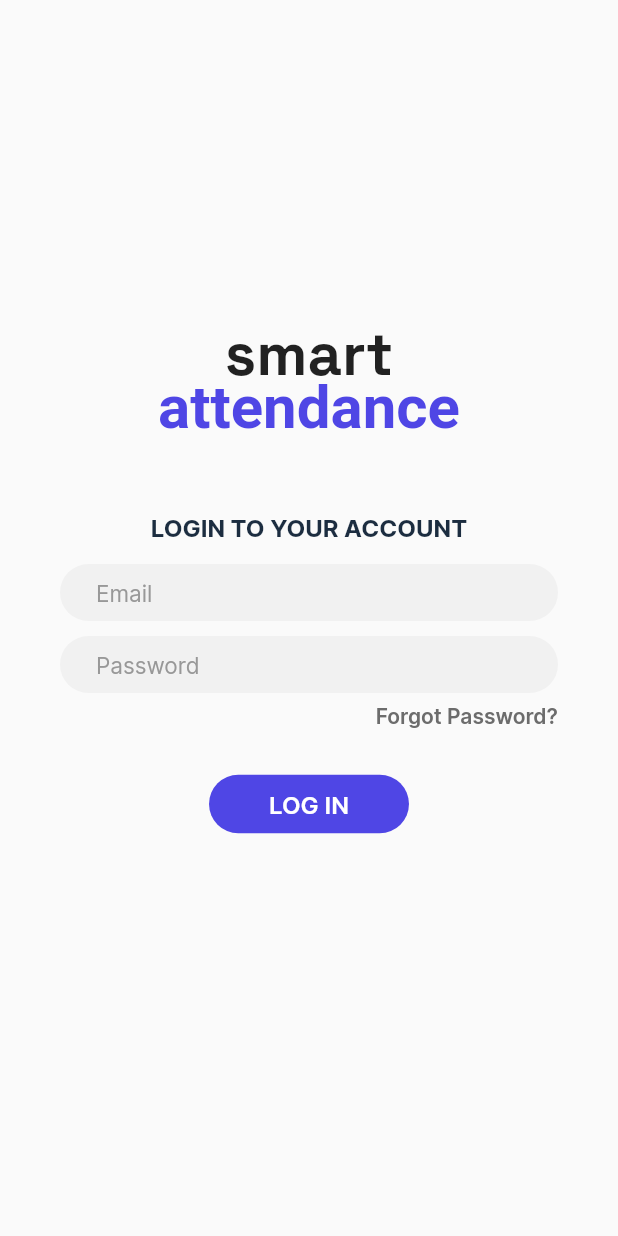
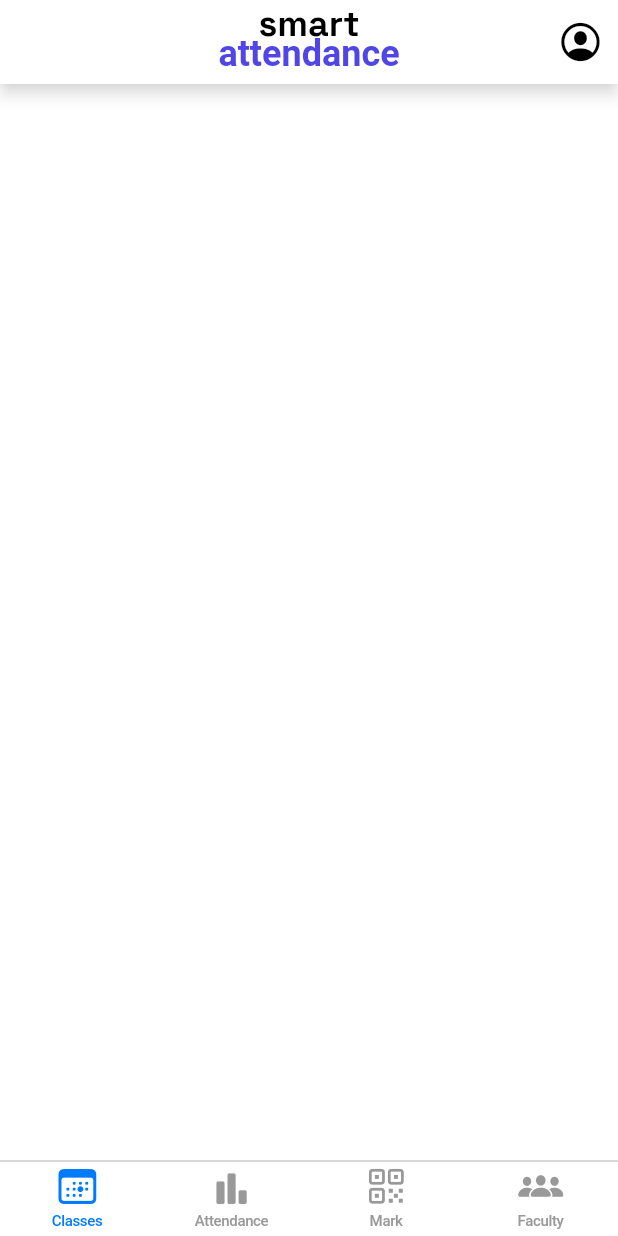
Before and after one commit to AbdullahShafqat-OG/Smart-Attendance, a Flutter app: the screen it shows after launch, on a phone screen of 412 x 824 dp. Run offline on Flutter 3.47's test engine with Material 2 defaults, Android fonts, the phone set to English and light mode, and no system bars.

Commit message:
added basic home screen UI

```diff
--- a/lib/main.dart
+++ b/lib/main.dart
@@ -1,7 +1,13 @@
+import 'package:flutter/cupertino.dart';
 import 'package:flutter/material.dart';
+import 'package:smart_attendance/views/home_page.dart';
+import 'package:smart_attendance/views/home_screen.dart';
+import 'package:smart_attendance/views/login_page.dart';
+import 'package:smart_attendance/views/logo.dart';
 
-import './login.dart';
-import './logo.dart';
+final GlobalKey<NavigatorState> firstTabNavKey = GlobalKey<NavigatorState>();
+final GlobalKey<NavigatorState> secondTabNavKey = GlobalKey<NavigatorState>();
+final GlobalKey<NavigatorState> thirdTabNavKey = GlobalKey<NavigatorState>();
 
 void main() {
   runApp(const MainApp());
@@ -12,48 +18,32 @@ class MainApp extends StatelessWidget {
 
   @override
   Widget build(BuildContext context) {
-    return MaterialApp(
-      theme: ThemeData(
-        brightness: Brightness.light,
-        inputDecorationTheme: InputDecorationTheme(
-          filled: true,
-          fillColor: const Color(0xFFF1F1F1),
-          hintStyle: const TextStyle(
-            color: Color(0xFF989898),
-            fontFamily: 'Inter',
-            fontWeight: FontWeight.w400,
+    return CupertinoApp(
+      home: Scaffold(
+        appBar: AppBar(
+          backgroundColor: Colors.white,
+          foregroundColor: Colors.black,
+          shadowColor: Colors.white,
+          title: const Logo(
+            textSize: 24,
           ),
-          enabledBorder: OutlineInputBorder(
-            borderSide: BorderSide.none,
-            borderRadius: BorderRadius.circular(20),
-          ),
-          focusedBorder: OutlineInputBorder(
-            borderSide: BorderSide.none,
-            borderRadius: BorderRadius.circular(20),
-          ),
-          isDense: true,
-          contentPadding: const EdgeInsets.symmetric(
-            horizontal: 24,
-            vertical: 10,
-          ),
-        ),
-      ),
-      darkTheme: ThemeData(brightness: Brightness.dark),
-      themeMode: ThemeMode.light,
-      home: Scaffold(
-        body: Column(
-          mainAxisAlignment: MainAxisAlignment.center,
-          children: const [
-            Center(
-              child: Logo(),
+          centerTitle: true,
+          actions: const [
+            Padding(
+              padding: EdgeInsets.all(10.0),
+              child: Icon(
+                CupertinoIcons.person_crop_circle,
+                size: 30,
+              ),
             ),
-            SizedBox(
-              height: 10,
-            ),
-            Login(),
           ],
         ),
+        body: const HomeScreen(),
       ),
+      localizationsDelegates: const <LocalizationsDelegate<dynamic>>[
+        DefaultMaterialLocalizations.delegate,
+        DefaultWidgetsLocalizations.delegate,
+      ],
     );
   }
 }
--- /dev/null
+++ b/lib/views/home_screen.dart
@@ -0,0 +1,89 @@
+import 'package:flutter/cupertino.dart';
+import 'package:smart_attendance/main.dart';
+
+class HomeScreen extends StatefulWidget {
+  const HomeScreen({super.key});
+
+  @override
+  State<HomeScreen> createState() => _HomeScreenState();
+}
+
+class _HomeScreenState extends State<HomeScreen> {
+  @override
+  Widget build(BuildContext context) {
+    return CupertinoTabScaffold(
+      tabBar: CupertinoTabBar(
+        backgroundColor: CupertinoColors.white,
+        items: const [
+          BottomNavigationBarItem(
+            icon: Icon(CupertinoIcons.calendar_today),
+            label: "Classes",
+          ),
+          BottomNavigationBarItem(
+            icon: Icon(CupertinoIcons.chart_bar_alt_fill),
+            label: 'Attendance',
+          ),
+          BottomNavigationBarItem(
+            icon: Icon(CupertinoIcons.qrcode),
+            label: 'Mark',
+          ),
+          BottomNavigationBarItem(
+            // doc_person
+            // person_2
+            icon: Icon(CupertinoIcons.person_3_fill),
+            label: 'Faculty',
+          ),
+          // BottomNavigationBarItem(
+          //   icon: Icon(CupertinoIcons.person_crop_circle),
+          //   label: 'Profile',
+          // ),
+        ],
+      ),
+      tabBuilder: (BuildContext context, int index) {
+        if (index == 0) {
+          return CupertinoTabView(
+            navigatorKey: firstTabNavKey,
+            builder: (context) => MyFirstTab(),
+          );
+        } else if (index == 1) {
+          return CupertinoTabView(
+            navigatorKey: secondTabNavKey,
+            builder: (context) => MySecondTab(),
+          );
+        } else {
+          return CupertinoTabView(
+            navigatorKey: thirdTabNavKey,
+            builder: (context) => MyThirdTab(),
+          );
+        }
+      },
+    );
+  }
+}
+
+class MyFirstTab extends StatelessWidget {
+  @override
+  Widget build(BuildContext context) {
+    return Container(
+      color: CupertinoColors.white,
+    );
+  }
+}
+
+class MySecondTab extends StatelessWidget {
+  @override
+  Widget build(BuildContext context) {
+    return Container(
+      color: CupertinoColors.activeGreen,
+    );
+  }
+}
+
+class MyThirdTab extends StatelessWidget {
+  @override
+  Widget build(BuildContext context) {
+    return Container(
+      color: CupertinoColors.activeOrange,
+    );
+  }
+}
--- a/lib/logo.dart
+++ b/lib/views/logo.dart
@@ -1,12 +1,17 @@
 import 'package:flutter/material.dart';
 
 class Logo extends StatelessWidget {
-  const Logo({super.key});
+  final double? textSize;
+
+  const Logo({
+    Key? key,
+    this.textSize = 40,
+  }) : super(key: key);
 
   @override
   Widget build(BuildContext context) {
-    return const Text.rich(
-      TextSpan(
+    return Text.rich(
+      const TextSpan(
         text: 'smart\n',
         children: [
           TextSpan(
@@ -19,8 +24,9 @@ class Logo extends StatelessWidget {
       ),
       textAlign: TextAlign.center,
       style: TextStyle(
+        color: Colors.black,
         fontFamily: 'SpaceGrotesk',
-        fontSize: 40,
+        fontSize: textSize,
         height: .85,
         fontWeight: FontWeight.w700,
       ),
--- a/pubspec.yaml
+++ b/pubspec.yaml
@@ -14,6 +14,7 @@ dev_dependencies:
   flutter_test:
     sdk: flutter
   flutter_lints: ^2.0.0
+  cupertino_icons: ^1.0.5
 
 flutter:
   uses-material-design: true
```
Also changed, not shown: lib/views/home_page.dart (added, +40 -0 lines), lib/views/login_page.dart (added, +23 -0 lines), lib/views/login.dart (renamed from lib/login.dart), pubspec.lock.
